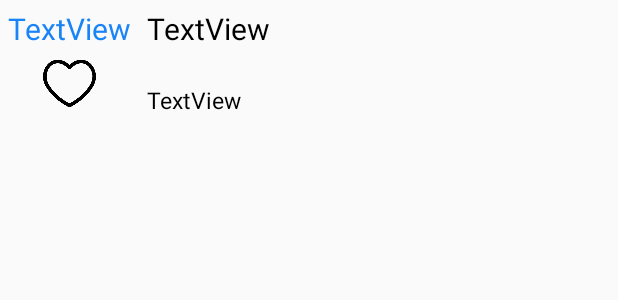
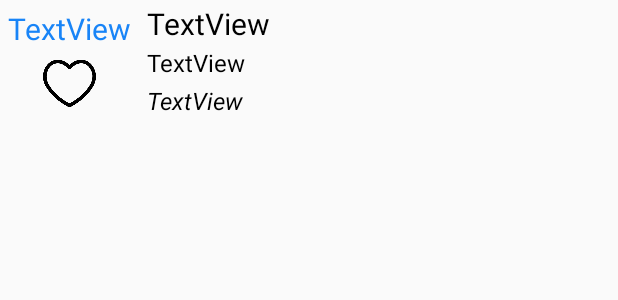
Before and after one commit to tdhkcc7/KaraokeAPK, an Android app: the layout custom_layout_listview.xml on its own in the app's theme, with its tools: preview values and no code run, on a phone screen of 412 x 824 dp. Shown: the top 300 px of the screen. Run offline under Robolectric (Android 15) with nearby library versions, the light colour scheme and no system bars.

Commit message:
fix giao dien chinh

```diff
--- a/app/src/main/res/layout/custom_layout_listview.xml
+++ b/app/src/main/res/layout/custom_layout_listview.xml
@@ -11,6 +11,7 @@
         tools:layout_editor_absoluteX="8dp"
         tools:layout_editor_absoluteY="8dp">
         <LinearLayout
+            android:layout_marginRight="5dp"
             android:orientation="vertical"
             android:layout_width="wrap_content"
             android:layout_height="match_parent">
@@ -32,26 +33,32 @@
         <LinearLayout
             android:layout_width="match_parent"
             android:layout_height="80dp"
-            android:layout_weight="9"
             android:orientation="vertical">
-
             <TextView
+                android:layout_marginTop="2dp"
                 android:id="@+id/tvTenBaiHat"
                 android:layout_width="match_parent"
-                android:layout_height="40dp"
-                android:layout_margin="5dp"
+                android:layout_height="23dp"
                 android:text="TextView"
                 android:textColor="#000000"
                 android:textSize="20sp" />
-
             <TextView
+                android:layout_marginTop="5dp"
+                android:layout_marginBottom="5dp"
+                android:id="@+id/tvCasi"
+                android:text="TextView"
+                android:textColor="#000000"
+                android:textSize="16sp"
+                android:layout_width="match_parent"
+                android:layout_height="20dp" />
+            <TextView
+                android:textStyle="italic"
                 android:id="@+id/tvLoi"
                 android:layout_width="match_parent"
-                android:layout_height="wrap_content"
-                android:layout_margin="5dp"
+                android:layout_height="20dp"
                 android:text="TextView"
                 android:textColor="#000000"
-                android:textSize="15sp" />
+                android:textSize="16sp" />
         </LinearLayout>
     </LinearLayout>
 </android.support.constraint.ConstraintLayout>
--- a/app/src/main/res/layout/layout_chu_cai.xml
+++ b/app/src/main/res/layout/layout_chu_cai.xml
@@ -20,7 +20,7 @@
                 android:textStyle="bold"
                 android:textSize="30dp"
                 android:gravity="center"
-                android:text="Tat ca chu cai"
+                android:text="Tìm theo chữ cái"
                 android:id="@+id/AllChuCai"
                 android:layout_width="match_parent"
                 android:layout_height="wrap_content" />
--- a/app/src/main/res/layout/zmain.xml
+++ b/app/src/main/res/layout/zmain.xml
@@ -37,7 +37,7 @@
                 android:layout_height="match_parent" />
             <Button
                 android:textSize="16dp"
-                android:text="Tất cả chữ cái"
+                android:text="Tìm theo chữ cái"
                 android:textStyle="bold"
                 android:textColor="@color/colorPrimary"
                 android:backgroundTint="@color/white"
```
Also changed, not shown: app/src/main/java/com/krazy/thomasharris/appkaraoke/CustomListView.java (+5 -3 lines).
